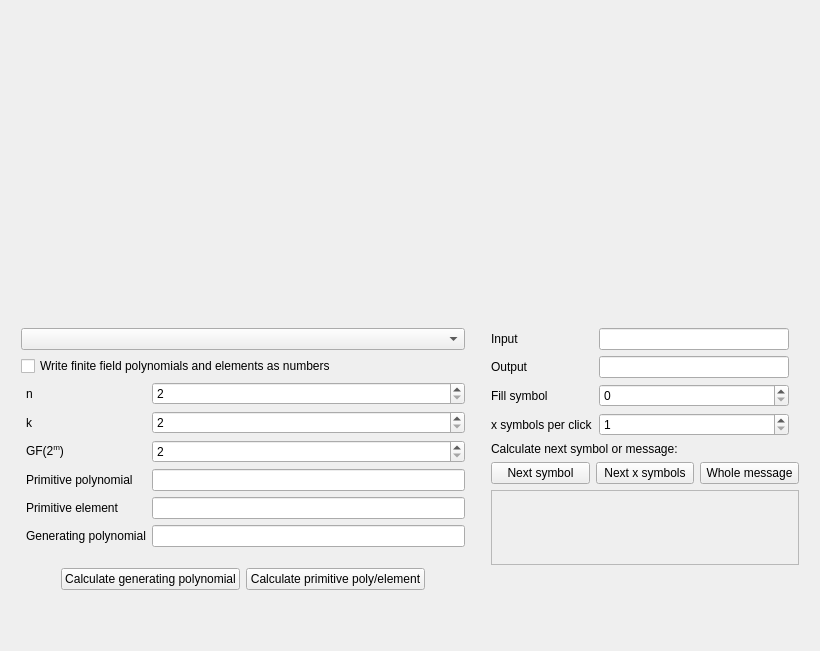
Old version of the form src/phyether/gui/ui/rs_register_widget.ui in the repository iwanicki92/Ethernet-physical-layer-simulator.
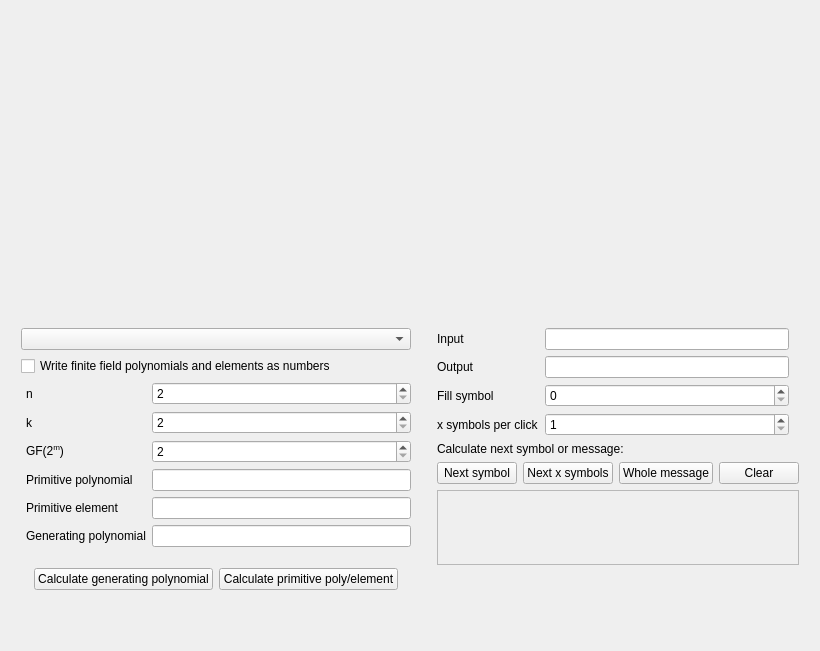
New version of the form.

```diff
--- a/src/phyether/gui/ui/rs_register_widget.ui
+++ b/src/phyether/gui/ui/rs_register_widget.ui
@@ -373,6 +373,13 @@
              </property>
             </widget>
            </item>
+           <item>
+            <widget class="QPushButton" name="clear_pushButton">
+             <property name="text">
+              <string>Clear</string>
+             </property>
+            </widget>
+           </item>
           </layout>
          </item>
          <item>
```
Left out of the diff: 18 changed lines with no effect on the pictures.
